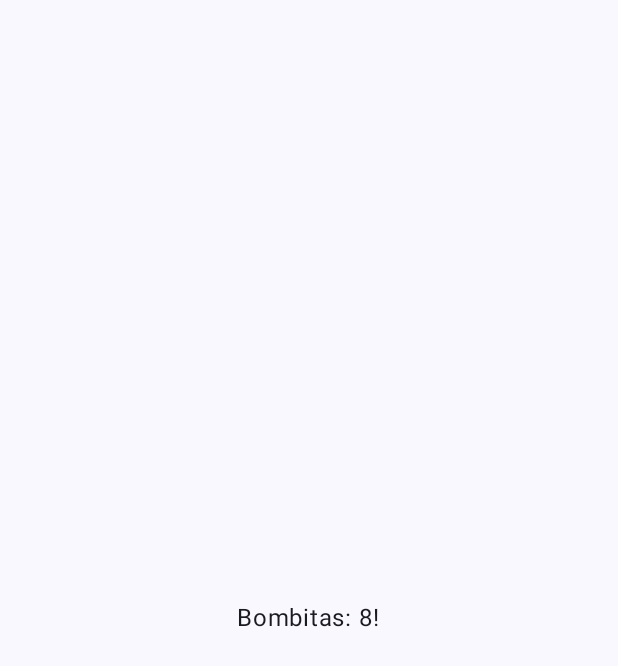
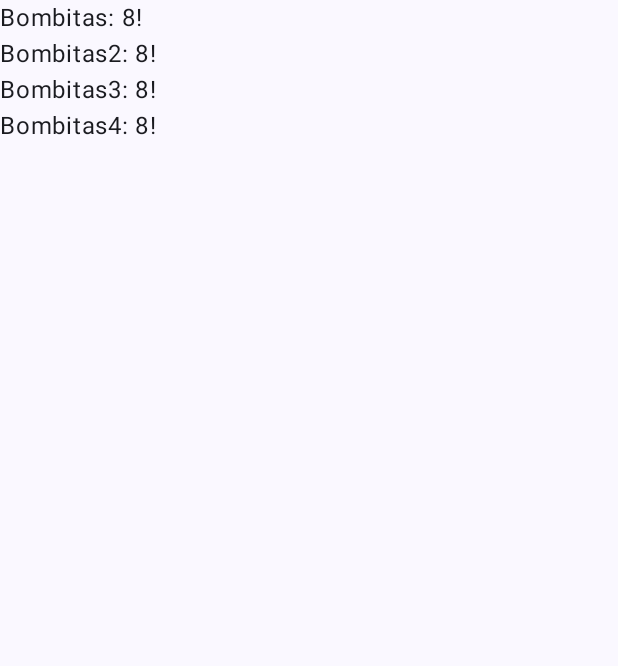
Before and after one commit to JFGdeveloper/Gitpruebas_fjg, an Android app built with Jetpack Compose: the screen it shows after launch (MainActivity), on a phone screen of 412 x 824 dp. Before the commit the part shown is almost empty. Shown: the top 666 px of the screen. Run offline under Robolectric (Android 15) with nearby library versions, the phone set to English and light mode, and no system bars.

Commit message:
Añado 4 text

```diff
--- a/app/src/main/java/com/jfg/gitpruebas/MainActivity.kt
+++ b/app/src/main/java/com/jfg/gitpruebas/MainActivity.kt
@@ -7,6 +7,7 @@ import androidx.activity.ComponentActivity
 import androidx.activity.compose.setContent
 import androidx.activity.viewModels
 import androidx.compose.foundation.layout.Box
+import androidx.compose.foundation.layout.Column
 import androidx.compose.foundation.layout.fillMaxSize
 import androidx.compose.material3.MaterialTheme
 import androidx.compose.material3.ProgressIndicatorDefaults
@@ -50,9 +51,21 @@ class MainActivity : ComponentActivity() {
 @Composable
 fun Greeting(name: String, modifier: Modifier = Modifier) {
 
-    Box(modifier = Modifier.fillMaxSize(), contentAlignment = Alignment.Center){
+    Column(modifier = Modifier.fillMaxSize()){
         Text(
                 text = "Bombitas: $name!",
+                modifier = modifier
+        )
+        Text(
+                text = "Bombitas2: $name!",
+                modifier = modifier
+        )
+        Text(
+                text = "Bombitas3: $name!",
+                modifier = modifier
+        )
+        Text(
+                text = "Bombitas4: $name!",
                 modifier = modifier
         )
     }
```
